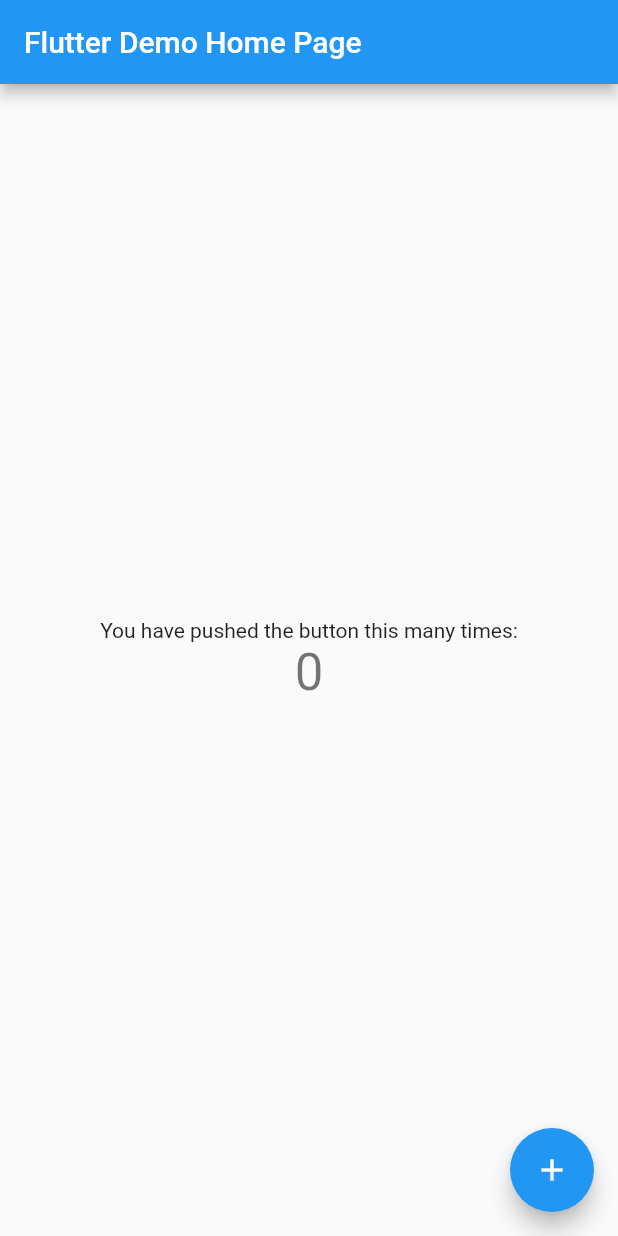
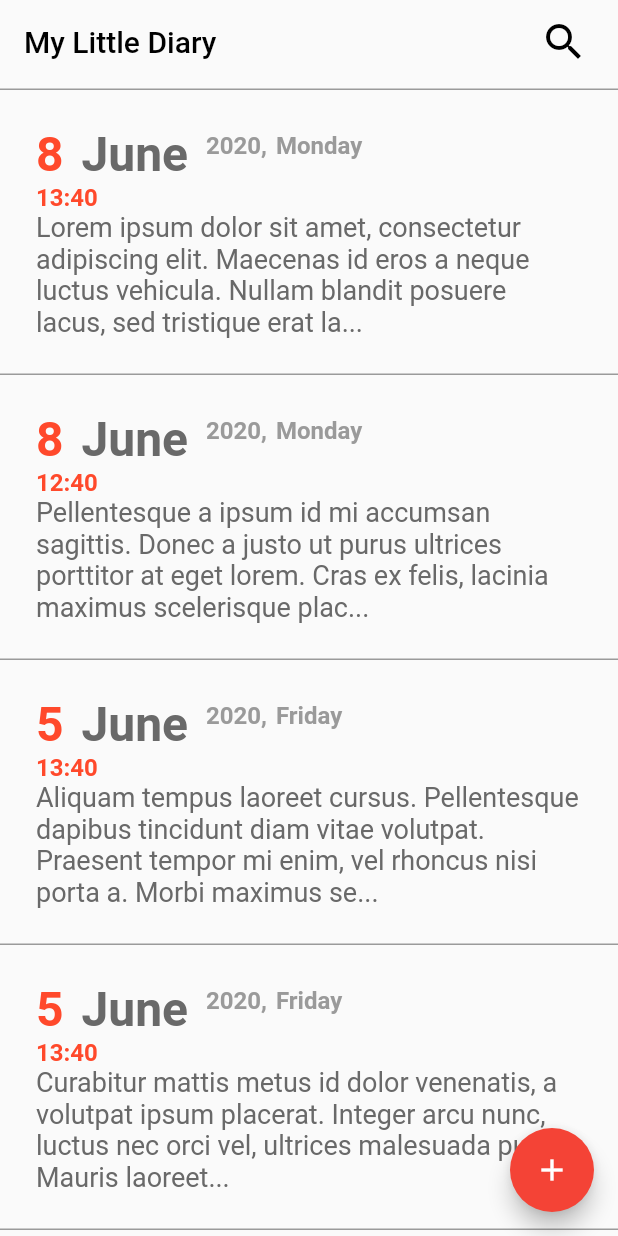
Before and after one commit to muratangin187/my_little_diary, a Flutter app: the screen it shows after launch, on a phone screen of 412 x 824 dp. Run offline on Flutter 3.47's test engine with Material 2 defaults, Android fonts, the phone set to English and light mode, and no system bars.

Commit message:
Add MemoryBlock and Memory structure

```diff
--- /dev/null
+++ b/lib/Memory.dart
@@ -0,0 +1,9 @@
+class Memory{
+  DateTime date;
+  String content;
+
+  Memory(date, content){
+    this.date = date;
+    this.content = content;
+  }
+}
--- /dev/null
+++ b/lib/MemoryBlock.dart
@@ -0,0 +1,131 @@
+import 'package:flutter/material.dart';
+import 'package:my_little_diary/Memory.dart';
+
+class MemoryBlock extends StatelessWidget {
+  Memory memory;
+
+  MemoryBlock(memory) {
+    this.memory = memory;
+  }
+
+  @override
+  Widget build(BuildContext context) {
+    return Container(
+      padding: const EdgeInsets.all(24.0),
+      decoration: BoxDecoration(
+          border: Border(
+              bottom: BorderSide(
+                color: Color(0xFF9A9A9A),
+              ))),
+      child: Column(
+        children: [
+          DateText(memory.date),
+          SummaryText(memory.content)
+        ],
+      ),
+    );
+  }
+
+  Widget DateText(DateTime date) {
+    return Column(
+      crossAxisAlignment: CrossAxisAlignment.start,
+      children: [
+        Row(
+          children: [
+            Padding(
+              padding: const EdgeInsets.only(right: 12),
+              child: Text(
+                date.day.toString(),
+                style: TextStyle(
+                    color: Color(0xFFFF492B),
+                    fontSize: 32,
+                    fontWeight: FontWeight.bold),
+              ),
+            ),
+            Padding(
+              padding: const EdgeInsets.only(right: 12),
+              child: Text(
+                getMonthName(date.month),
+                style: TextStyle(
+                    color: Color(0xFF696969),
+                    fontSize: 32,
+                    fontWeight: FontWeight.bold),
+              ),
+            ),
+            Padding(
+              padding: const EdgeInsets.only(bottom: 12, right: 6),
+              child: Text(
+                date.year.toString() + ",",
+                style: TextStyle(
+                    color: Color(0xFF9A9A9A),
+                    fontSize: 16,
+                    fontWeight: FontWeight.bold),
+              ),
+            ),
+            Padding(
+              padding: const EdgeInsets.only(bottom: 12),
+              child: Text(
+                getDayName(date.weekday),
+                style: TextStyle(
+                    color: Color(0xFF9A9A9A),
+                    fontSize: 16,
+                    fontWeight: FontWeight.bold),
+              ),
+            ),
+          ],
+        ),
+        Text(
+          date.hour.toString() + ":" + date.minute.toString(),
+          style: TextStyle(
+              color: Color(0xFFFF492B),
+              fontSize: 16,
+              fontWeight: FontWeight.bold),
+        )
+      ],
+    );
+  }
+
+  Widget SummaryText(String s) {
+    if(s.length > 150){
+      s = s.substring(0,150);
+      s += "...";
+    }
+    return Text(
+      s,
+      style: TextStyle(
+        color: Color(0xFF696969),
+        fontSize: 18,
+      ),
+    );
+  }
+
+  String getDayName(int day) {
+    List<String> days = [
+      "Monday",
+      "Tuesday",
+      "Wednesday",
+      "Thursday",
+      "Friday",
+      "Saturday",
+      "Sunday"
+    ];
+    return days[day - 1];
+  }
+
+  String getMonthName(int month) {
+    List<String> months = [
+      'January',
+      'February',
+      'March',
+      'April',
+      'May',
+      'June',
+      'July',
+      'September',
+      'Octomber',
+      'November',
+      'Decenmebr'
+    ];
+    return months[month - 1];
+  }
+}
--- a/lib/main.dart
+++ b/lib/main.dart
@@ -1,48 +1,28 @@
 import 'package:flutter/material.dart';
+import 'package:my_little_diary/Memory.dart';
+import 'package:my_little_diary/MemoryBlock.dart';
 
 void main() {
   runApp(MyApp());
 }
 
 class MyApp extends StatelessWidget {
-  // This widget is the root of your application.
   @override
   Widget build(BuildContext context) {
     return MaterialApp(
       title: 'Flutter Demo',
       theme: ThemeData(
-        // This is the theme of your application.
-        //
-        // Try running your application with "flutter run". You'll see the
-        // application has a blue toolbar. Then, without quitting the app, try
-        // changing the primarySwatch below to Colors.green and then invoke
-        // "hot reload" (press "r" in the console where you ran "flutter run",
-        // or simply save your changes to "hot reload" in a Flutter IDE).
-        // Notice that the counter didn't reset back to zero; the application
-        // is not restarted.
-        primarySwatch: Colors.blue,
-        // This makes the visual density adapt to the platform that you run
-        // the app on. For desktop platforms, the controls will be smaller and
-        // closer together (more dense) than on mobile platforms.
+        primarySwatch: Colors.red,
         visualDensity: VisualDensity.adaptivePlatformDensity,
       ),
-      home: MyHomePage(title: 'Flutter Demo Home Page'),
+      home: MyHomePage(title: 'My Little Diary'),
+      debugShowCheckedModeBanner: false,
     );
   }
 }
 
 class MyHomePage extends StatefulWidget {
   MyHomePage({Key key, this.title}) : super(key: key);
-
-  // This widget is the home page of your application. It is stateful, meaning
-  // that it has a State object (defined below) that contains fields that affect
-  // how it looks.
-
-  // This class is the configuration for the state. It holds the values (in this
-  // case the title) provided by the parent (in this case the App widget) and
-  // used by the build method of the State. Fields in a Widget subclass are
-  // always marked "final".
-
   final String title;
 
   @override
@@ -50,65 +30,53 @@ class MyHomePage extends StatefulWidget {
 }
 
 class _MyHomePageState extends State<MyHomePage> {
-  int _counter = 0;
-
-  void _incrementCounter() {
-    setState(() {
-      // This call to setState tells the Flutter framework that something has
-      // changed in this State, which causes it to rerun the build method below
-      // so that the display can reflect the updated values. If we changed
-      // _counter without calling setState(), then the build method would not be
-      // called again, and so nothing would appear to happen.
-      _counter++;
-    });
-  }
+  final List<Memory> memories = [
+    Memory(DateTime(2020, 6, 8, 13, 40),
+        "Lorem ipsum dolor sit amet, consectetur adipiscing elit. Maecenas id eros a neque luctus vehicula. Nullam blandit posuere lacus, sed tristique erat laoreet sed. Quisque ornare mauris justo, ut volutpat justo dapibus semper. Mauris ullamcorper massa vitae bibendum semper. Sed bibendum lectus efficitur sapien congue auctor. Pellentesque habitant morbi tristique senectus et netus et malesuada fames ac turpis egestas. Cras eleifend at sem eu varius. Duis quis tincidunt augue. Curabitur vitae magna suscipit, fringilla libero id, porta felis. Vestibulum ipsum nisl, pellentesque sit amet dapibus sit amet, ullamcorper at augue. Nam ultricies purus et turpis sollicitudin sagittis. Integer quis justo est. Nam dapibus augue in euismod blandit. Praesent sit amet ligula nec dolor blandit condimentum vel in orci. Pellentesque mollis eleifend metus, ac scelerisque mauris vulputate quis. Aenean scelerisque aliquet turpis sed luctus."),
+    Memory(DateTime(2020, 6, 8, 12, 40),
+        "Pellentesque a ipsum id mi accumsan sagittis. Donec a justo ut purus ultrices porttitor at eget lorem. Cras ex felis, lacinia maximus scelerisque placerat, fermentum quis ipsum. Etiam vitae venenatis diam, vel tempor mauris. In nec lobortis felis, nec posuere quam. Morbi eget bibendum ligula, a rutrum ante. Quisque quis porta metus. Duis placerat risus augue, vel luctus ipsum pellentesque ac. Proin lacinia tellus a justo fermentum imperdiet. Cras malesuada tellus ac mi vehicula, faucibus gravida risus fermentum. Nam efficitur et turpis ac fermentum. Aenean vitae tellus auctor, blandit tortor non, imperdiet velit. Duis iaculis sem eget felis pellentesque, vitae luctus sem tincidunt. Aliquam nunc dui, tincidunt vel suscipit ac, mattis in leo. Nunc in purus dolor."),
+    Memory(DateTime(2020, 6, 5, 13, 40),
+        "Aliquam tempus laoreet cursus. Pellentesque dapibus tincidunt diam vitae volutpat. Praesent tempor mi enim, vel rhoncus nisi porta a. Morbi maximus sed velit vitae elementum. Maecenas quam massa, tempor eget ante vel, egestas cursus nibh. Donec in viverra tortor. Nullam facilisis ante at ipsum ullamcorper congue. Ut erat tortor, accumsan at metus eget, vulputate blandit tellus. Vestibulum suscipit lobortis lobortis. Curabitur eget massa pulvinar, congue erat ac, accumsan lorem. Vestibulum lobortis id lectus eu sodales. Aliquam in purus sed nisi tristique lacinia. Duis tempus elit eu suscipit fermentum. Mauris pellentesque tempor magna et venenatis. Cras tempus dui magna, sit amet ullamcorper ante pulvinar nec."),
+    Memory(DateTime(2020, 6, 5, 13, 40),
+        "Curabitur mattis metus id dolor venenatis, a volutpat ipsum placerat. Integer arcu nunc, luctus nec orci vel, ultrices malesuada purus. Mauris laoreet massa quis convallis elementum. Sed facilisis venenatis metus a posuere. Duis a velit orci. Fusce eu eleifend diam. Etiam sed ante odio. Curabitur mauris dui, posuere eget interdum at, porttitor in lectus. Nullam id molestie dolor. Aliquam tempus leo eu pellentesque gravida. Nam aliquet neque sit amet mauris finibus mollis. Pellentesque pulvinar tellus orci, faucibus malesuada nisi pharetra finibus. Integer tempor aliquam pellentesque. Suspendisse libero dolor, molestie in mauris et, viverra dignissim nibh."),
+    Memory(DateTime(2020, 5, 8, 13, 40),
+        "Pellentesque commodo, sapien id fermentum fermentum, nulla arcu semper lectus, fringilla ultrices mi nunc at diam. Maecenas auctor semper rhoncus. Phasellus maximus, risus eget sagittis rhoncus, magna leo aliquam odio, ut tristique orci nisi vel justo. Cras aliquet sollicitudin tellus, vitae rutrum nibh aliquam quis. Nam elementum augue elit, eu convallis magna bibendum vitae. Maecenas ultrices orci id nunc bibendum posuere. Morbi nec neque in enim fringilla posuere. Donec dignissim ornare ligula sit amet cursus. Donec convallis metus ac odio iaculis, ac condimentum lorem sodales."),
+  ];
 
   @override
   Widget build(BuildContext context) {
-    // This method is rerun every time setState is called, for instance as done
-    // by the _incrementCounter method above.
-    //
-    // The Flutter framework has been optimized to make rerunning build methods
-    // fast, so that you can just rebuild anything that needs updating rather
-    // than having to individually change instances of widgets.
     return Scaffold(
       appBar: AppBar(
-        // Here we take the value from the MyHomePage object that was created by
-        // the App.build method, and use it to set our appbar title.
-        title: Text(widget.title),
+        title: Text(
+          widget.title,
+          style: TextStyle(color: Colors.black),
+        ),
+        elevation: 0,
+        backgroundColor: Color(0x00000000),
+        bottom: PreferredSize(
+            child: Container(
+              color: Color(0xFF9A9A9A),
+              height: 1.0,
+            ),
+            preferredSize: Size.fromHeight(4.0)),
+        actions: [
+          Icon(
+            Icons.search,
+            color: Colors.black,
+            size: 32,
+          ),
+          SizedBox(
+            width: 20,
+          )
+        ],
       ),
-      body: Center(
-        // Center is a layout widget. It takes a single child and positions it
-        // in the middle of the parent.
-        child: Column(
-          // Column is also a layout widget. It takes a list of children and
-          // arranges them vertically. By default, it sizes itself to fit its
-          // children horizontally, and tries to be as tall as its parent.
-          //
-          // Invoke "debug painting" (press "p" in the console, choose the
-          // "Toggle Debug Paint" action from the Flutter Inspector in Android
-          // Studio, or the "Toggle Debug Paint" command in Visual Studio Code)
-          // to see the wireframe for each widget.
-          //
-          // Column has various properties to control how it sizes itself and
-          // how it positions its children. Here we use mainAxisAlignment to
-          // center the children vertically; the main axis here is the vertical
-          // axis because Columns are vertical (the cross axis would be
-          // horizontal).
-          mainAxisAlignment: MainAxisAlignment.center,
-          children: <Widget>[
-            Text(
-              'You have pushed the button this many times:',
-            ),
-            Text(
-              '$_counter',
-              style: Theme.of(context).textTheme.headline4,
-            ),
-          ],
-        ),
-      ),
+      body: ListView.builder(
+          itemCount: memories.length,
+          itemBuilder: (BuildContext context, int index) {
+            return MemoryBlock(memories[index]);
+          }),
       floatingActionButton: FloatingActionButton(
-        onPressed: _incrementCounter,
+        onPressed: () => {},
         tooltip: 'Increment',
         child: Icon(Icons.add),
       ), // This trailing comma makes auto-formatting nicer for build methods.
```
